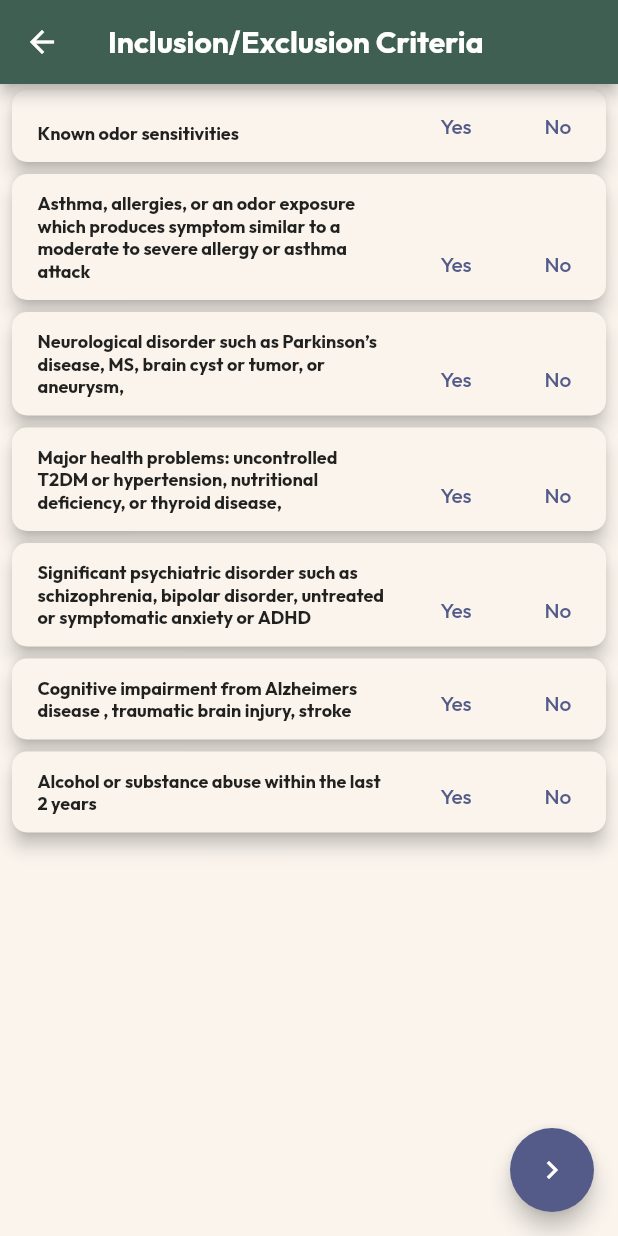
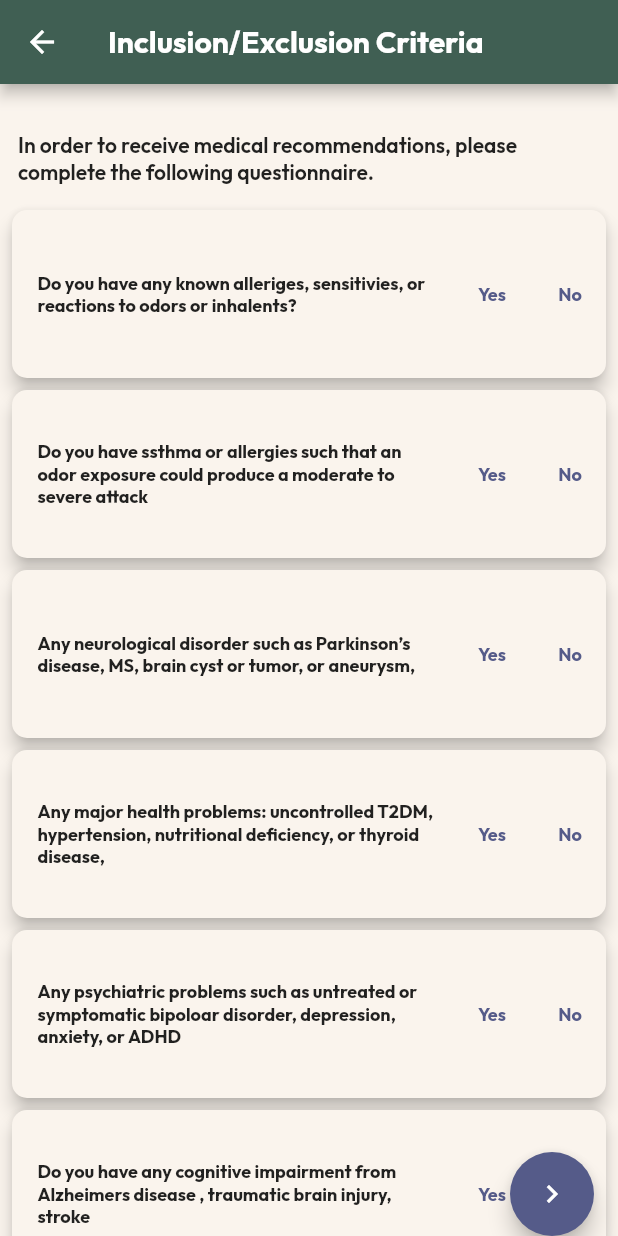
Before and after one commit to gmtfrombc/cog_screen, a Flutter app: the CriteriaScreen screen opened by its route, on a phone screen of 412 x 824 dp. Run offline on Flutter 3.47's test engine with Material 2 defaults, Android fonts, the phone set to English and light mode, and no system bars; our stand-ins replace audioplayers, google_fonts.

Commit message:
finished criteria

```diff
--- a/lib/data/criteria_data.dart
+++ b/lib/data/criteria_data.dart
@@ -2,29 +2,30 @@ import 'package:cog_screen/models/criteria.dart';
 
 List<Criteria> criteriaDataList = [
   Criteria(
-    statement: 'Known odor sensitivities',
+    statement:
+        'Do you have any known alleriges, sensitivies, or reactions to odors or inhalents?',
   ),
   Criteria(
     statement:
-        'Asthma, allergies, or an odor exposure which produces symptom similar to a moderate to severe allergy or asthma attack',
+        'Do you have ssthma or allergies such that an odor exposure could produce a moderate to severe attack',
   ),
   Criteria(
     statement:
-        'Neurological disorder such as Parkinson’s disease, MS, brain cyst or tumor, or aneurysm,',
+        'Any neurological disorder such as Parkinson’s disease, MS, brain cyst or tumor, or aneurysm,',
   ),
   Criteria(
     statement:
-        'Major health problems: uncontrolled T2DM or hypertension, nutritional deficiency, or thyroid disease,',
+        'Any major health problems: uncontrolled T2DM, hypertension, nutritional deficiency, or thyroid disease,',
   ),
   Criteria(
     statement:
-        'Significant psychiatric disorder such as schizophrenia, bipolar disorder, untreated or symptomatic anxiety or ADHD',
+        'Any psychiatric problems such as untreated or symptomatic bipoloar disorder, depression, anxiety, or ADHD',
   ),
   Criteria(
     statement:
-        'Cognitive impairment from Alzheimers disease , traumatic brain injury, stroke',
+        'Do you have any cognitive impairment from Alzheimers disease , traumatic brain injury, stroke',
   ),
   Criteria(
-    statement: 'Alcohol or substance abuse within the last 2 years',
+    statement: 'Have you had any issues with alcohol or substance abuse within the last 2 years',
   ),
 ];
--- a/lib/main.dart
+++ b/lib/main.dart
@@ -6,6 +6,7 @@ import 'package:cog_screen/providers/criteria_provider.dart';
 import 'package:cog_screen/screens/advice_screen.dart';
 import 'package:cog_screen/screens/cognitive_basics_screen.dart';
 import 'package:cog_screen/screens/criteria_screen.dart';
+import 'package:cog_screen/screens/lifestyle_screen.dart';
 import 'package:cog_screen/screens/shopping_cart_screen.dart';
 import 'package:cog_screen/screens/start_screen.dart';
 import 'package:cog_screen/screens/survey_result_screen.dart';
@@ -47,10 +48,11 @@ class MyApp extends StatelessWidget {
         '/survey': (context) => SurveyScreen(),
         '/results': (context) => const SurveyResultScreen(),
         '/surveyResultScreen': (context) => const SurveyResultScreen(),
-        '/cogBasics': (context) => const CognitiveBasicsScreen(),
+        '/basics': (context) => const CognitiveBasicsScreen(),
         '/shoppingCart': (context) => const ShoppingCartScreen(),
         '/criteria': (context) => const CriteriaScreen(),
         '/advice': (context) => const AdviceScreen(),
+        '/lifestyle': (context) => const LifestyleScreen(),
       },
     );
   }
--- a/lib/screens/criteria_screen.dart
+++ b/lib/screens/criteria_screen.dart
@@ -1,10 +1,23 @@
+import 'package:cog_screen/utilities/constants.dart';
 import 'package:flutter/material.dart';
 import 'package:provider/provider.dart';
 import 'package:cog_screen/providers/criteria_provider.dart';
 import 'package:cog_screen/app_theme.dart'; // Assuming this is where your AppTheme class is defined
 
-class CriteriaScreen extends StatelessWidget {
+class CriteriaScreen extends StatefulWidget {
   const CriteriaScreen({super.key});
+
+  @override
+  State<CriteriaScreen> createState() => _CriteriaScreenState();
+}
+
+class _CriteriaScreenState extends State<CriteriaScreen> {
+  final ScrollController _scrollController = ScrollController();
+  @override
+  void dispose() {
+    _scrollController.dispose();
+    super.dispose();
+  }
 
   @override
   Widget build(BuildContext context) {
@@ -17,18 +30,41 @@ class CriteriaScreen extends StatelessWidget {
       ),
       body: Consumer<CriteriaProvider>(
         builder: (context, criteriaProvider, child) {
-          return ListView.builder(
+          return Column(
+            children: [
+              const SizedBox(height: 20),
+              Padding(
+                padding: const EdgeInsets.all(12.0),
+                child: Text(
+                  AppConstants.medAdvice,
+                  textAlign: TextAlign.left,
+                  style: Theme.of(context).textTheme.bodyMedium?.copyWith(
+                        fontSize: 14,
+                        fontWeight: FontWeight.w600,
+                      ),
+                ),
+              ),
+              Expanded(
+                child: ListView.builder(
+                  controller: _scrollController,
                   itemCount: criteriaProvider.criteriaList.length,
-            padding: const EdgeInsets.only(bottom: 80), // Padding for FAB
+                  padding: const EdgeInsets.only(
+                    bottom: kFloatingActionButtonMargin + 80,
+                  ), // Padding for FAB
                   itemBuilder: (context, index) {
-              var criteria = criteriaProvider.criteriaList[index];
-              return Card(
-                margin:
-                    const EdgeInsets.symmetric(horizontal: 8.0, vertical: 4.0),
+                    dynamic criteria = criteriaProvider.criteriaList[index];
+                    return ConstrainedBox(
+                      constraints: const BoxConstraints(
+                        minHeight: 120,
+                      ),
+                      child: Card(
+                        margin: const EdgeInsets.symmetric(
+                            horizontal: 8.0, vertical: 4.0),
                         child: Row(
-                  crossAxisAlignment: CrossAxisAlignment.end,
+                          crossAxisAlignment: CrossAxisAlignment.center,
                           children: [
                             Expanded(
+                              flex: 5,
                               child: Padding(
                                 padding: const EdgeInsets.all(12.0),
                                 child: Padding(
@@ -43,15 +79,30 @@ class CriteriaScreen extends StatelessWidget {
                                 ),
                               ),
                             ),
-                    _responseButton(context, criteria.response == true, 'Yes',
-                        () => criteriaProvider.setResponse(index, true)),
-                    const SizedBox(width: 4), // A small gap between buttons
-                    _responseButton(context, criteria.response == false, 'No',
-                        () => criteriaProvider.setResponse(index, false)),
+                            _responseButton(
+                                context,
+                                criteria.response == true,
+                                'Yes',
+                                index,
+                                () =>
+                                    criteriaProvider.setResponse(index, true)),
+                            const SizedBox(
+                                width: 4), // A small gap between buttons
+                            _responseButton(
+                                context,
+                                criteria.response == false,
+                                'No',
+                                index,
+                                () =>
+                                    criteriaProvider.setResponse(index, false)),
                           ],
+                        ),
                       ),
                     );
                   },
+                ),
+              ),
+            ],
           );
         },
       ),
@@ -68,22 +119,50 @@ class CriteriaScreen extends StatelessWidget {
         },
         child: const Icon(Icons.navigate_next),
       ),
-      floatingActionButtonLocation: FloatingActionButtonLocation.endFloat,
+      floatingActionButtonLocation: FloatingActionButtonLocation.endDocked,
     );
   }
 
   Widget _responseButton(BuildContext context, bool isSelected, String label,
-      VoidCallback onPressed) {
+      int index, VoidCallback onPressed) {
     return TextButton(
       style: TextButton.styleFrom(
         foregroundColor: isSelected ? Colors.white : null,
         backgroundColor:
             isSelected ? Theme.of(context).colorScheme.primary : null,
-        padding: const EdgeInsets.symmetric(
-            horizontal: 2.0), // Further reduced padding
+        padding: const EdgeInsets.symmetric(horizontal: 2.0),
+        minimumSize: const Size(
+          44,
+          36,
+        ), // Further reduced padding
       ),
-      onPressed: onPressed,
-      child: Text(label),
+      onPressed: () {
+        onPressed();
+
+        // Calculate the target scroll position
+        double itemHeight = 120.0; // The height of each list item
+        double position = itemHeight * index;
+
+        // Check if the calculated position exceeds the maximum scroll extent
+        double maxScrollExtent = _scrollController.position.maxScrollExtent;
+        if (position > maxScrollExtent) {
+          position = maxScrollExtent; // Set to max scroll extent if it exceeds
+        }
+
+        // Perform the scroll
+        _scrollController.animateTo(
+          position,
+          duration: const Duration(milliseconds: 500),
+          curve: Curves.easeInOut,
+        );
+      },
+      child: Text(
+        label,
+        style: const TextStyle(
+          fontSize: 12,
+          fontWeight: FontWeight.bold,
+        ),
+      ),
     );
   }
 }
--- a/lib/screens/survey_screen.dart
+++ b/lib/screens/survey_screen.dart
@@ -21,7 +21,7 @@ class SurveyScreen extends StatelessWidget {
         if (surveyProvider.shouldShowFinishInstruction) {
           return _buildInstructionScreen(
             context,
-            "When you are finished the survey, select the answer: 'I am done.'",
+            "When you are finished the CogHealth Screen, select: 'I am done.'",
             () => surveyProvider.seeFinishInstruction(),
           );
         }
@@ -29,7 +29,7 @@ class SurveyScreen extends StatelessWidget {
         if (surveyProvider.shouldShowInstructionForQuestion4) {
           return _buildInstructionScreen(
             context,
-            "Get a piece of blank paper. Copy a clock face and put the time at 5 minutes past 11. Once you are done, click 'Continue'",
+            "Get your piece of blank paper.\n\nCopy a clock face and put the time at 5 minutes past 11. \n\nOnce you are done, click 'Continue'",
             () => surveyProvider.seeInstructionForQuestion4(),
           );
         }
@@ -47,7 +47,7 @@ class SurveyScreen extends StatelessWidget {
                   mainAxisAlignment: MainAxisAlignment.center,
                   children: [
                     const Text(
-                      "Grab another piece of paper. When you are ready, start the timer. Then write down as many animals as you can think of in 15 seconds (don't worry about spelling)",
+                      "Flip over your piece of paper.\n\nWhen you are ready, start the timer\n\nWrite down as many animals as you can think of in 15 seconds (don't worry about spelling)",
                       style: TextStyle(
                         fontSize: 20,
                         color: Colors.black,
--- a/lib/utilities/constants.dart
+++ b/lib/utilities/constants.dart
@@ -2,7 +2,22 @@ class AppConstants {
   static const String loremIpsum =
       "In order for us to give you medical advice, please review and accept the following: Lorem ipsum dolor sit amet, consectetur adipiscing elit, sed do eiusmod tempor incididunt ut labore et dolore magna aliqua. Ut enim ad minim veniam, quis nostrud exercitation ullamco laboris nisi ut aliquip ex ea commodo consequat. Duis aute irure dolor in reprehenderit in voluptate velit esse cillum dolore eu fugiat nulla pariatur. Excepteur sint occaecat cupidatat non proident, sunt in culpa qui officia deserunt mollit anim id est laborum.";
   static const String cogHealthExplanation =
-      "The CogHealth Screening Tool is not a diagnostic tool. It is designed to help you identify areas of cognitive health that may need further attention. There are many explanations for cognitive changes, and it is important to discuss any concerns with your healthcare provider.";
+      "The CogHealth Screening Tool is designed for initial screening purposes. It is not a diagnostic tool and scores can vary significantly between people with otherwise normal cognitive health. Please consult with a healthcare professional if you have any concerns.";
+
   static const String cogHealthMore =
-      "Would you like to learn about integraive options including essential oils that have been shown to support memory and preservation of cognitive health?";
+      "If you would like to consider integrative treatment options that support cognitive health, including essential oils, then select 'Learn More' below.";
+  static const String cogHealthStart =
+      "The CogHealth Screen is a simple tool for assessing memory and cognitive health. It consists of 8 questions and has a maximum score of 10. You will need a two-sided piece of paper and a pen to complete the screen.\n\n When you are ready, select 'Begin'.";
+
+  static const String understandingCognitiveHealth =
+      "Lorem ipsum dolor sit amet, consectetur adipiscing elit, sed do eiusmod";
+
+  static const String lifestyleStrategies =
+      "Lorem ipsum dolor sit amet, consectetur adipiscing elit, sed do eiusmod";
+
+  static const String essentialOils =
+      "Lorem ipsum dolor sit amet, consectetur adipiscing elit, sed do eiusmod";
+
+  static const String medAdvice =
+      "In order to receive medical recommendations, please complete the following questionnaire.";
 }
```
Also changed, not shown: lib/data/survey_data.dart (+9 -8 lines), lib/screens/advice_screen.dart (+16 -6 lines), lib/screens/start_screen.dart (+31 -2 lines), lib/screens/survey_result_screen.dart (+7 -4 lines). Lines whose indentation alone changed are shown as unchanged.
